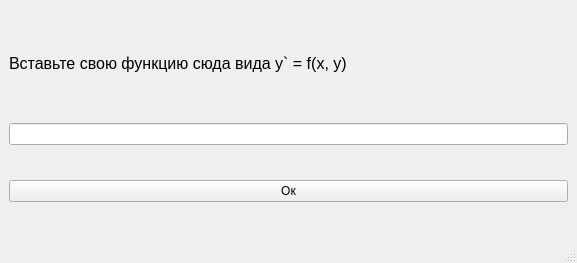
First picture: the form in main.ui, repository Kurban4ik/Izoclyns, before the edit.
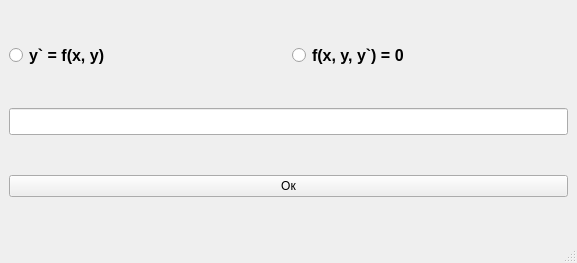
Second picture: the form after the edit.

Diff of the .ui file:
```diff
--- a/main.ui
+++ b/main.ui
@@ -16,44 +16,51 @@
   <widget class="QWidget" name="centralwidget">
    <layout class="QHBoxLayout" name="horizontalLayout">
     <item>
-     <layout class="QVBoxLayout" name="verticalLayout">
-      <item>
-       <widget class="QLabel" name="label">
-        <property name="enabled">
-         <bool>true</bool>
-        </property>
-        <property name="sizePolicy">
-         <sizepolicy hsizetype="MinimumExpanding" vsizetype="Minimum">
-          <horstretch>0</horstretch>
-          <verstretch>0</verstretch>
-         </sizepolicy>
-        </property>
-        <property name="maximumSize">
-         <size>
-          <width>16777215</width>
-          <height>50</height>
-         </size>
-        </property>
+     <layout class="QGridLayout" name="gridLayout">
+      <item row="0" column="1">
+       <widget class="QRadioButton" name="scnd_type">
         <property name="font">
          <font>
           <pointsize>12</pointsize>
+          <weight>75</weight>
+          <bold>true</bold>
          </font>
         </property>
         <property name="text">
-         <string>Вставьте свою функцию сюда вида y` = f(x, y)</string>
+         <string>f(x, y, y`) = 0</string>
         </property>
        </widget>
       </item>
-      <item>
-       <widget class="QLineEdit" name="func"/>
+      <item row="1" column="0" colspan="2">
+       <widget class="QLineEdit" name="func">
+        <property name="font">
+         <font>
+          <pointsize>12</pointsize>
+         </font>
+        </property>
+       </widget>
       </item>
-      <item>
+      <item row="2" column="0" colspan="2">
        <widget class="QPushButton" name="ok">
         <property name="text">
          <string>Ок</string>
         </property>
        </widget>
       </item>
+      <item row="0" column="0">
+       <widget class="QRadioButton" name="fst_type">
+        <property name="font">
+         <font>
+          <pointsize>12</pointsize>
+          <weight>75</weight>
+          <bold>true</bold>
+         </font>
+        </property>
+        <property name="text">
+         <string>y` = f(x, y)</string>
+        </property>
+       </widget>
+      </item>
      </layout>
     </item>
    </layout>
```
